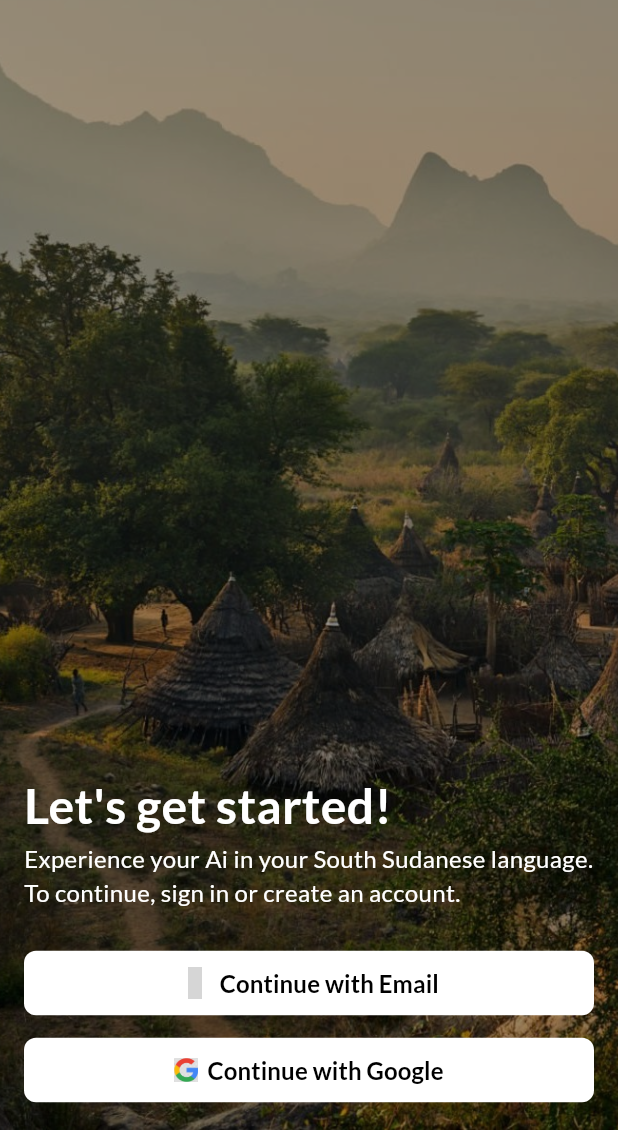
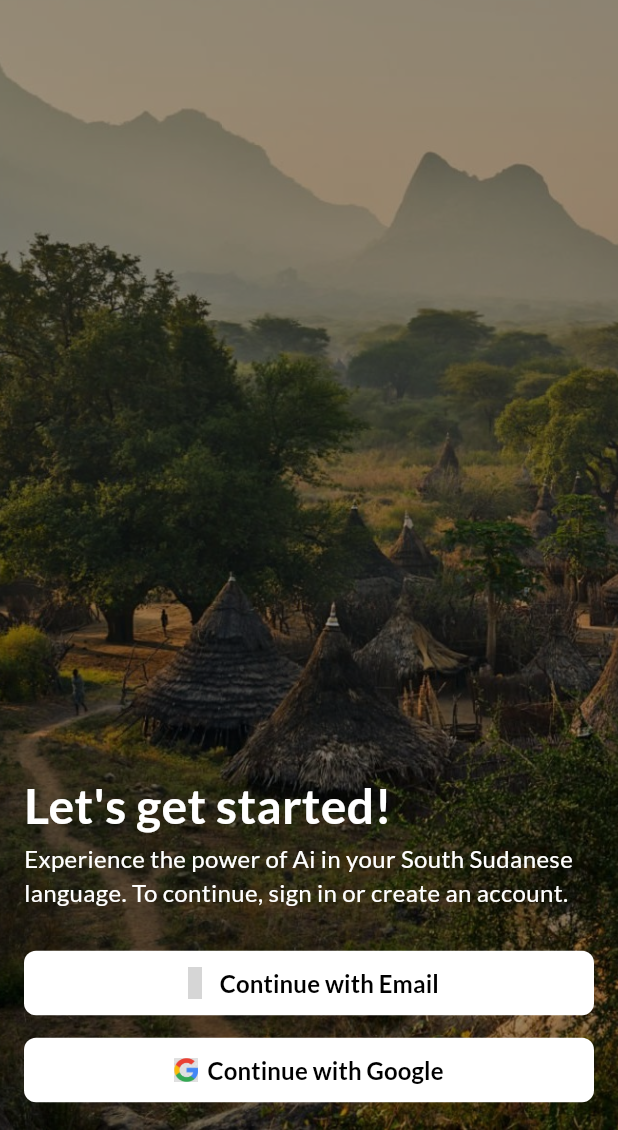
Before and after one commit to JunubiLabs/nilean, a Flutter app: the screen it shows after launch, on a phone screen of 412 x 824 dp, the part 106-1236 px from its top. Run offline on Flutter 3.47's test engine with Material 3 defaults, Android fonts, the phone set to English and light mode, and no system bars; drawn by our look-alikes of flutter_animate; our stand-ins replace firebase_auth, firebase_core, flutter_bloc, google_fonts, iconsax_plus; accounts and stored records are empty; generated files the repository leaves out were written again; grey boxes are pictures that could not be loaded.

Commit message:
Update welcome page text for clarity

```diff
--- a/lib/ui/pages/splash_page.dart
+++ b/lib/ui/pages/splash_page.dart
@@ -28,10 +28,8 @@ class _SplashPageState extends State<SplashPage> {
     User? currentUser = FirebaseAuth.instance.currentUser;
 
     if (currentUser != null) {
-      print('home');
       Navigator.of(context).pushReplacementNamed('/home');
     } else {
-      print('auth');
       Navigator.of(context).pushReplacementNamed('/auth');
     }
   }
--- a/lib/ui/pages/welcome_page.dart
+++ b/lib/ui/pages/welcome_page.dart
@@ -55,7 +55,7 @@ class _WelcomePageState extends State<WelcomePage> {
                 ),
               ),
               Text(
-                "Experience your Ai in your South Sudanese language. To continue, sign in or create an account.",
+                "Experience the power of Ai in your South Sudanese language. To continue, sign in or create an account.",
                 style: GoogleFonts.lato(
                   color: Colors.white,
                   fontSize: 16,
```
